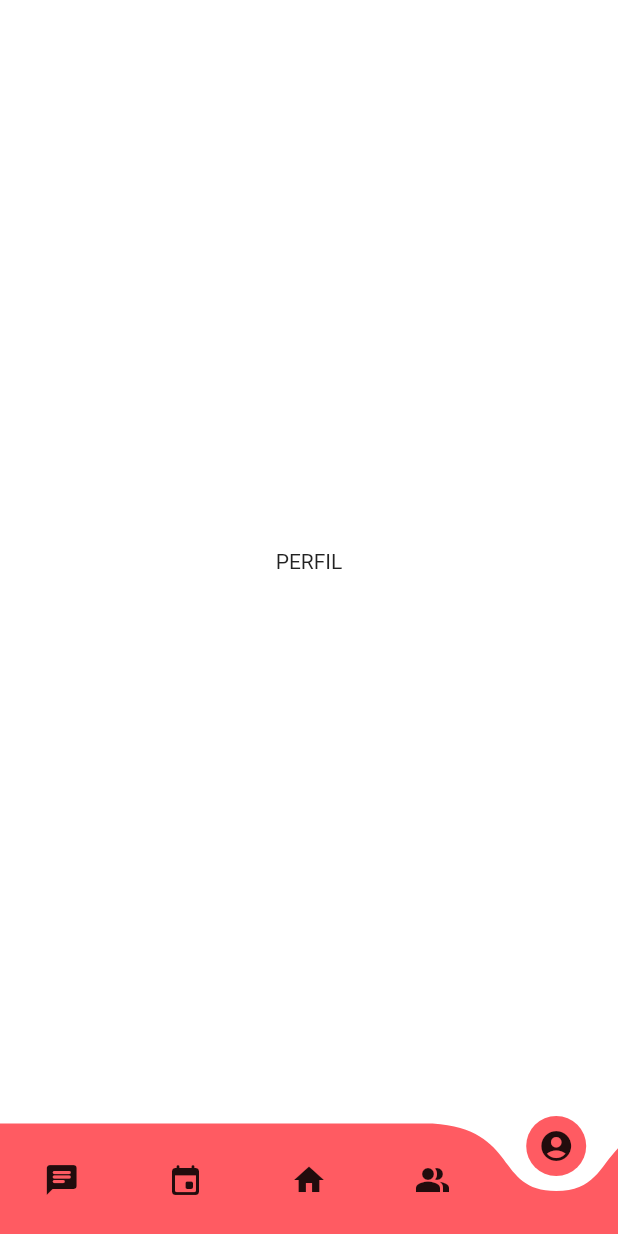
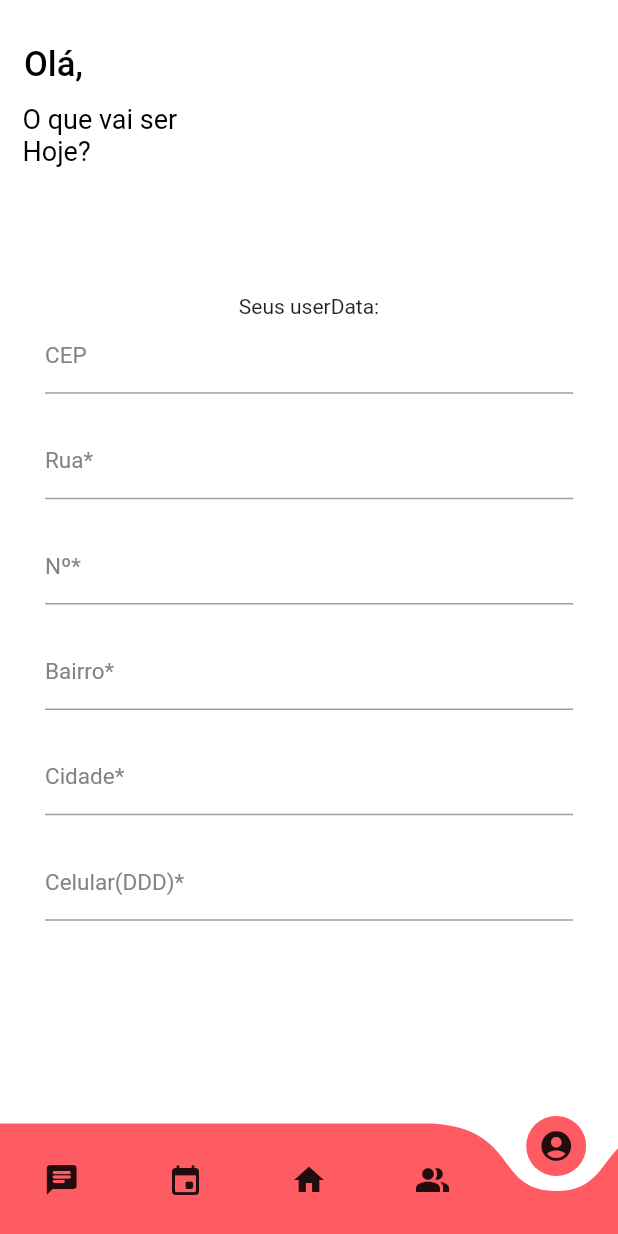
Before and after one commit to petrillii/personal_app, a Flutter app: the HomePage screen opened by its route, item 5 of the bottom bar chosen, on a phone screen of 412 x 824 dp. Run offline on Flutter 3.47's test engine with Material 2 defaults, Android fonts, the phone set to English and light mode, and no system bars; drawn by our look-alikes of curved_navigation_bar; our stand-ins replace cloud_firestore, email_validator, firebase_auth, firebase_core, flutter_svg; missing offline and left inert: via_cep_flutter; accounts and stored records are empty.

Commit message:
config home page

```diff
--- a/lib/pages/menu/home-page.dart
+++ b/lib/pages/menu/home-page.dart
@@ -1,8 +1,18 @@
+import 'package:cloud_firestore/cloud_firestore.dart';
 import 'package:curved_navigation_bar/curved_navigation_bar.dart';
 import 'package:email_validator/email_validator.dart';
+import 'package:firebase_auth/firebase_auth.dart';
 import 'package:flutter/cupertino.dart';
 import 'package:flutter/material.dart';
 import 'package:flutter_svg/svg.dart';
+import 'package:via_cep_flutter/via_cep_flutter.dart';
+
+final TextEditingController _cep = TextEditingController();
+final TextEditingController _rua = TextEditingController();
+final TextEditingController _num = TextEditingController();
+final TextEditingController _bairro = TextEditingController();
+final TextEditingController _cidade = TextEditingController();
+final TextEditingController _celular = TextEditingController();
 
 class HomePage extends StatefulWidget {
   const HomePage({Key? key}) : super(key: key);
@@ -12,32 +22,87 @@ class HomePage extends StatefulWidget {
 }
 
 class _HomePageState extends State<HomePage> {
+  var userData;
+  var userName = "Olá, ";
   int _selectedIndex = 2;
+  @override
+  void initState() {
+    _getThingsOnStartup().then((value) {
+      print('Async done');
+    });
+    super.initState();
+  }
 
-  static List<Widget> _widgetOptions = <Widget>[
+  final List<Widget> _widgetOptions = <Widget>[
     Column(
-      children: [
+      children: const [
         Text(
           'CONVERSATION',
           //style: optionStyle,
         ),
       ],
     ),
-    Text(
+    const Text(
       'METAS/PROGRESSO',
       //style: optionStyle,
     ),
-    Text(
+    const Text(
       'HOME',
       //style: optionStyle,
     ),
-    Text(
+    const Text(
       'COMUNIDADE',
       //style: optionStyle,
     ),
-    Text(
-      'PERFIL',
-      //style: optionStyle,
+    SingleChildScrollView(
+      child: Form(
+        //key: _formKey,
+        child: Padding(
+          padding: const EdgeInsets.all(30),
+          child: Column(
+            mainAxisAlignment: MainAxisAlignment.start,
+            children: <Widget>[
+              Text("Seus userData:"),
+              TextFormField(
+                controller: _cep,
+                obscureText: false,
+                decoration: const InputDecoration(
+                  isDense: true,
+                  labelText: "CEP",
+                  labelStyle: TextStyle(
+                    fontSize: 15,
+                    color: Color.fromARGB(255, 131, 132, 133),
+                  ),
+                  hintText: 'Insira seu ' + "CEP",
+                  hintStyle: TextStyle(
+                    fontSize: 15,
+                  ),
+                ),
+                onChanged: (value) {
+                  if (_cep.text.length == 8) {
+                    _getCep();
+                  }
+                },
+              ),
+              const SizedBox(height: 20),
+              campoTexto("Rua*", _rua),
+              const SizedBox(height: 20),
+              campoTexto("Nº*", _num),
+              const SizedBox(height: 20),
+              campoTexto("Bairro*", _bairro),
+              const SizedBox(height: 20),
+              campoTexto("Cidade*", _cidade),
+              const SizedBox(height: 20),
+              campoTexto("Celular(DDD)*", _celular),
+              const SizedBox(height: 50),
+              Row(
+                mainAxisAlignment: MainAxisAlignment.end,
+                children: [],
+              ),
+            ],
+          ),
+        ),
+      ),
     ),
   ];
 
@@ -50,6 +115,60 @@ class _HomePageState extends State<HomePage> {
   @override
   Widget build(BuildContext context) {
     return Scaffold(
+      appBar: (AppBar(
+        centerTitle: false,
+        automaticallyImplyLeading: false,
+        shape: const RoundedRectangleBorder(
+            borderRadius: BorderRadius.vertical(
+          bottom: Radius.circular(20),
+        )),
+        title: Column(
+          children: <Widget>[
+            Row(
+              children: [
+                Padding(
+                  padding: const EdgeInsets.fromLTRB(0, 30, 0, 0),
+                  child: Row(
+                    children: [
+                      Row(
+                        children: [
+                          Text(
+                            userName,
+                            style: const TextStyle(
+                              color: Colors.black,
+                              fontSize: 23,
+                            ),
+                          ),
+                        ],
+                      ),
+                    ],
+                  ),
+                ),
+              ],
+            ),
+          ],
+        ),
+        bottom: (PreferredSize(
+          child: Row(
+            children: const [
+              Padding(
+                padding: const EdgeInsets.fromLTRB(15, 0, 0, 0),
+                child: Text(
+                  "O que vai ser\nHoje?",
+                  style: TextStyle(
+                    color: Colors.black,
+                    fontSize: 18,
+                  ),
+                  textAlign: TextAlign.start,
+                ),
+              ),
+            ],
+          ),
+          preferredSize: const Size.fromHeight(55),
+        )),
+        backgroundColor: Colors.transparent,
+        elevation: 0.0,
+      )),
       body: Center(
         child: _widgetOptions.elementAt(_selectedIndex),
       ),
@@ -70,4 +189,52 @@ class _HomePageState extends State<HomePage> {
       ),
     );
   }
+
+  Future _getThingsOnStartup() async {
+    final FirebaseAuth _auth = FirebaseAuth.instance;
+    final User? user = _auth.currentUser;
+    final uid = user?.uid;
+    QuerySnapshot snap =
+        await FirebaseFirestore.instance.collection('usuarios').get();
+    if (user == null) {
+      Navigator.pushNamed(context, '/login');
+    } else {
+      for (var document in snap.docs) {
+        if (document.get('uid') == uid) {
+          setState(() {
+            userData = document.get('userData');
+            userName += userData["nome"];
+          });
+        }
+      }
+    }
+  }
 }
+
+campoTexto(rotulo, variavel) {
+  return TextField(
+    controller: variavel,
+    obscureText: false,
+    decoration: InputDecoration(
+      isDense: true,
+      labelText: rotulo,
+      labelStyle: const TextStyle(
+        fontSize: 15,
+        color: Color.fromARGB(255, 131, 132, 133),
+      ),
+      hintText: 'Insira seu ' + rotulo,
+      hintStyle: const TextStyle(
+        fontSize: 15,
+      ),
+    ),
+  );
+}
+
+void _getCep() async {
+  print(_cep.text);
+  final result = await readAddressByCep(_cep.text);
+  if (result.isEmpty) return;
+  _rua.text = result['street'];
+  _bairro.text = result['neighborhood'];
+  _cidade.text = result['city'];
+}
--- a/lib/pages/sing-up/info-pessoais.dart
+++ b/lib/pages/sing-up/info-pessoais.dart
@@ -151,7 +151,7 @@ class _InfoPessoaisState extends State<InfoPessoais> {
                 obscureText: false,
                 decoration: const InputDecoration(
                   isDense: true,
-                  labelText: "Peso",
+                  labelText: "Altura",
                   labelStyle: TextStyle(
                     fontSize: 15,
                     color: Color.fromARGB(255, 131, 132, 133),
@@ -168,12 +168,12 @@ class _InfoPessoaisState extends State<InfoPessoais> {
                 obscureText: false,
                 decoration: const InputDecoration(
                   isDense: true,
-                  labelText: "% Massa Corpórea",
+                  labelText: "% Percentual de Gordura",
                   labelStyle: TextStyle(
                     fontSize: 15,
                     color: Color.fromARGB(255, 131, 132, 133),
                   ),
-                  hintText: '% Massa Corpórea',
+                  hintText: '% Percentual de Gordura',
                   hintStyle: TextStyle(
                     fontSize: 15,
                   ),
```
Also changed, not shown: lib/pages/sing-up/preferences.dart (+18 -12 lines), lib/services/user.service.dart (added, +22 -0 lines).
